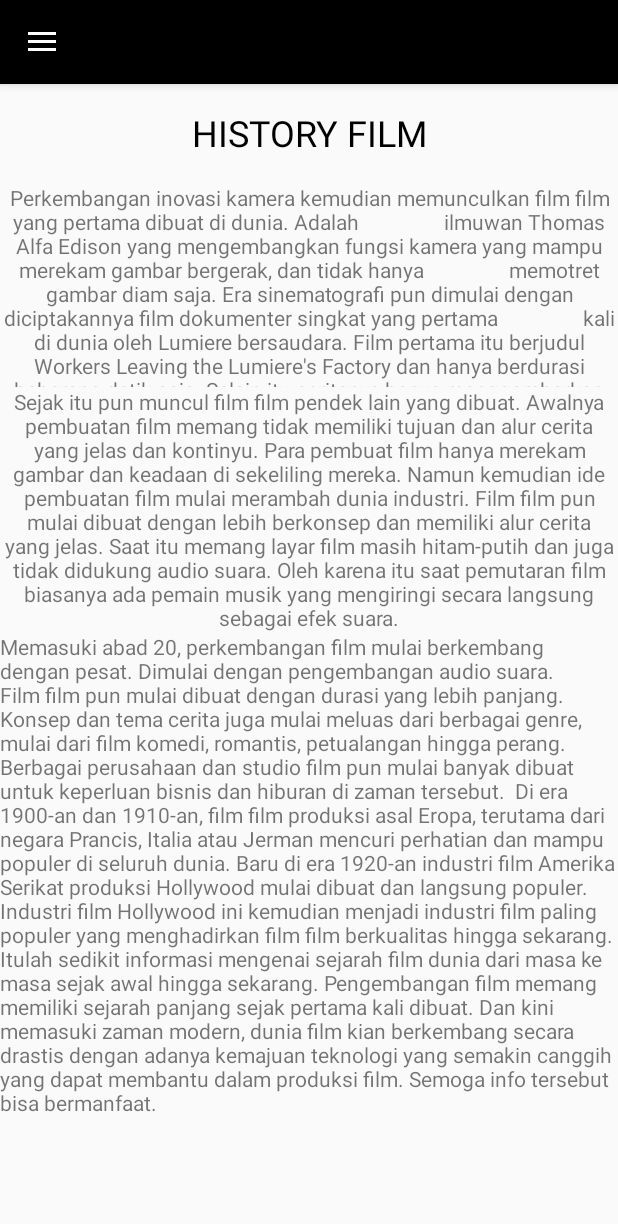
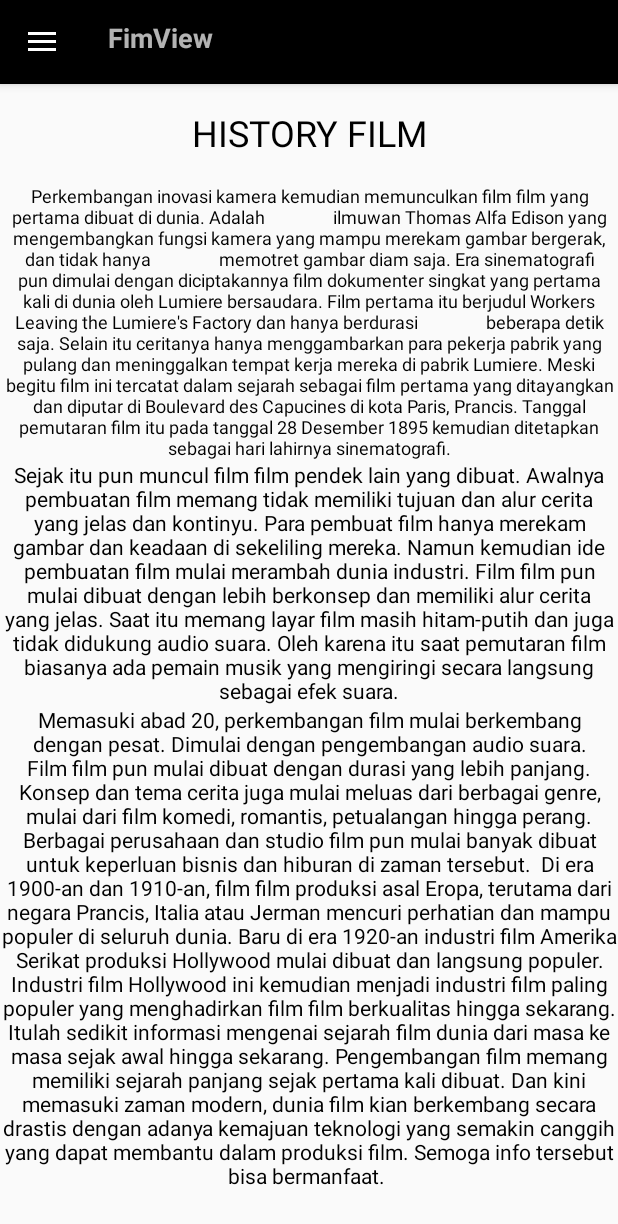
Before and after one commit to nofitaaaa/Project-fimView-, an Android app: the fragment HistoryFragment placed in its activity, on a phone screen of 412 x 824 dp. Shown: the top 1224 px of the screen. Run offline under Robolectric (Android 15) with nearby library versions, the phone set to English and light mode, and no system bars.

Commit message:
(+)API,JSON,VOLLEY (+) APP Intro, History Film (+) icon, design

```diff
--- a/app/src/main/AndroidManifest.xml
+++ b/app/src/main/AndroidManifest.xml
@@ -6,7 +6,7 @@
 
     <application
         android:allowBackup="true"
-        android:icon="@mipmap/ic_launcher"
+        android:icon="@drawable/huhah"
         android:label="@string/app_name"
         android:roundIcon="@mipmap/ic_launcher_round"
         android:supportsRtl="true"
--- a/app/src/main/res/drawable/side_nav_bar.xml
+++ b/app/src/main/res/drawable/side_nav_bar.xml
@@ -2,8 +2,8 @@
     android:shape="rectangle">
     <gradient
         android:angle="135"
-        android:centerColor="#4CAF50"
-        android:endColor="#2E7D32"
-        android:startColor="#81C784"
+        android:centerColor="#000"
+        android:endColor="#000"
+        android:startColor="#000"
         android:type="linear" />
 </shape>
--- a/app/src/main/res/layout/app_bar_main.xml
+++ b/app/src/main/res/layout/app_bar_main.xml
@@ -16,7 +16,20 @@
             android:layout_width="match_parent"
             android:layout_height="?attr/actionBarSize"
             android:background="?attr/colorPrimary"
-            app:popupTheme="@style/AppTheme.PopupOverlay" />
+            app:popupTheme="@style/AppTheme.PopupOverlay">
+
+            <TextView
+                android:id="@+id/textView5"
+                android:layout_width="100dp"
+                android:layout_height="30dp"
+                android:layout_weight="0.42"
+                android:text="FimView"
+                android:textAlignment="textStart"
+                android:textSize="18sp"
+                android:textStyle="bold" />
+        </android.support.v7.widget.Toolbar>
+
+
 
     </android.support.design.widget.AppBarLayout>
 
--- a/app/src/main/res/layout/fragment_history.xml
+++ b/app/src/main/res/layout/fragment_history.xml
@@ -32,7 +32,7 @@
             <TextView
                 android:id="@+id/textView2"
                 android:layout_width="match_parent"
-                android:layout_height="136dp"
+                android:layout_height="wrap_content"
 
                 android:layout_weight="0.29"
                 android:text="Perkembangan inovasi kamera kemudian memunculkan film film yang pertama dibuat di dunia. Adalah
@@ -40,7 +40,9 @@
                 memotret gambar diam saja. Era sinematografi pun dimulai dengan diciptakannya film dokumenter singkat yang pertama
                 kali di dunia oleh Lumiere bersaudara. Film pertama itu berjudul Workers Leaving the Lumiere's Factory dan hanya berdurasi
                 beberapa detik saja. Selain itu ceritanya hanya menggambarkan para pekerja pabrik yang pulang dan meninggalkan tempat kerja mereka di pabrik Lumiere. Meski begitu film ini tercatat dalam sejarah sebagai film pertama yang ditayangkan dan diputar di Boulevard des Capucines di kota Paris, Prancis. Tanggal pemutaran film itu pada tanggal 28 Desember 1895 kemudian ditetapkan sebagai hari lahirnya sinematografi."
-                android:textAlignment="center" />
+                android:textAlignment="center"
+                android:textColor="@android:color/background_dark"
+                android:textSize="12sp" />
 
             <TextView
                 android:id="@+id/textView3"
@@ -48,14 +50,17 @@
                 android:layout_height="wrap_content"
                 android:layout_weight="0.01"
                 android:text="Sejak itu pun muncul film film pendek lain yang dibuat. Awalnya pembuatan film memang tidak memiliki tujuan dan alur cerita yang jelas dan kontinyu. Para pembuat film hanya merekam gambar dan keadaan di sekeliling mereka. Namun kemudian ide pembuatan film mulai merambah dunia industri. Film film pun mulai dibuat dengan lebih berkonsep dan memiliki alur cerita yang jelas. Saat itu memang layar film masih hitam-putih dan juga tidak didukung audio suara. Oleh karena itu saat pemutaran film biasanya ada pemain musik yang mengiringi secara langsung sebagai efek suara."
-                android:textAlignment="center" />
+                android:textAlignment="center"
+                android:textColor="@android:color/background_dark" />
 
             <TextView
                 android:id="@+id/textView4"
                 android:layout_width="match_parent"
                 android:layout_height="wrap_content"
                 android:layout_weight="0.01"
-                android:text="Memasuki abad 20, perkembangan film mulai berkembang dengan pesat. Dimulai dengan pengembangan audio suara. Film film pun mulai dibuat dengan durasi yang lebih panjang. Konsep dan tema cerita juga mulai meluas dari berbagai genre, mulai dari film komedi, romantis, petualangan hingga perang. Berbagai perusahaan dan studio film pun mulai banyak dibuat untuk keperluan bisnis dan hiburan di zaman tersebut.  Di era 1900-an dan 1910-an, film film produksi asal Eropa, terutama dari negara Prancis, Italia atau Jerman mencuri perhatian dan mampu populer di seluruh dunia. Baru di era 1920-an industri film Amerika Serikat produksi Hollywood mulai dibuat dan langsung populer. Industri film Hollywood ini kemudian menjadi industri film paling populer yang menghadirkan film film berkualitas hingga sekarang.   Itulah sedikit informasi mengenai sejarah film dunia dari masa ke masa sejak awal hingga sekarang. Pengembangan film memang memiliki sejarah panjang sejak pertama kali dibuat. Dan kini memasuki zaman modern, dunia film kian berkembang secara drastis dengan adanya kemajuan teknologi yang semakin canggih yang dapat membantu dalam produksi film. Semoga info tersebut bisa bermanfaat. " />
+                android:text="Memasuki abad 20, perkembangan film mulai berkembang dengan pesat. Dimulai dengan pengembangan audio suara. Film film pun mulai dibuat dengan durasi yang lebih panjang. Konsep dan tema cerita juga mulai meluas dari berbagai genre, mulai dari film komedi, romantis, petualangan hingga perang. Berbagai perusahaan dan studio film pun mulai banyak dibuat untuk keperluan bisnis dan hiburan di zaman tersebut.  Di era 1900-an dan 1910-an, film film produksi asal Eropa, terutama dari negara Prancis, Italia atau Jerman mencuri perhatian dan mampu populer di seluruh dunia. Baru di era 1920-an industri film Amerika Serikat produksi Hollywood mulai dibuat dan langsung populer. Industri film Hollywood ini kemudian menjadi industri film paling populer yang menghadirkan film film berkualitas hingga sekarang.   Itulah sedikit informasi mengenai sejarah film dunia dari masa ke masa sejak awal hingga sekarang. Pengembangan film memang memiliki sejarah panjang sejak pertama kali dibuat. Dan kini memasuki zaman modern, dunia film kian berkembang secara drastis dengan adanya kemajuan teknologi yang semakin canggih yang dapat membantu dalam produksi film. Semoga info tersebut bisa bermanfaat. "
+                android:textAlignment="center"
+                android:textColor="@android:color/background_dark" />
 
         </LinearLayout>
 
```
